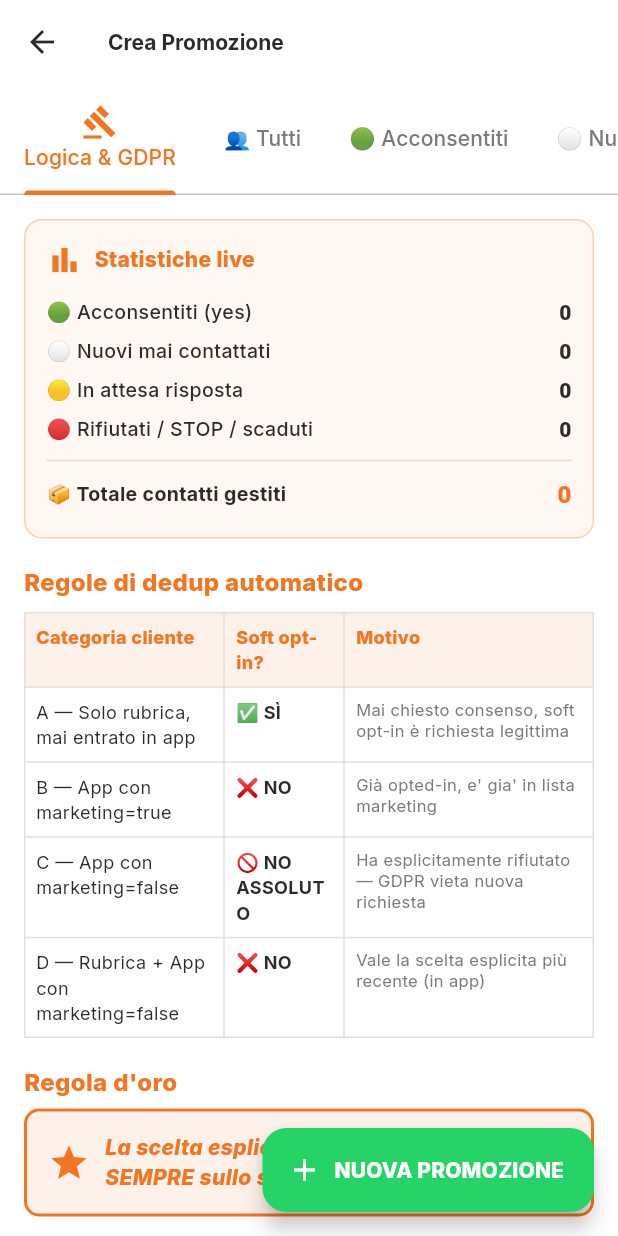
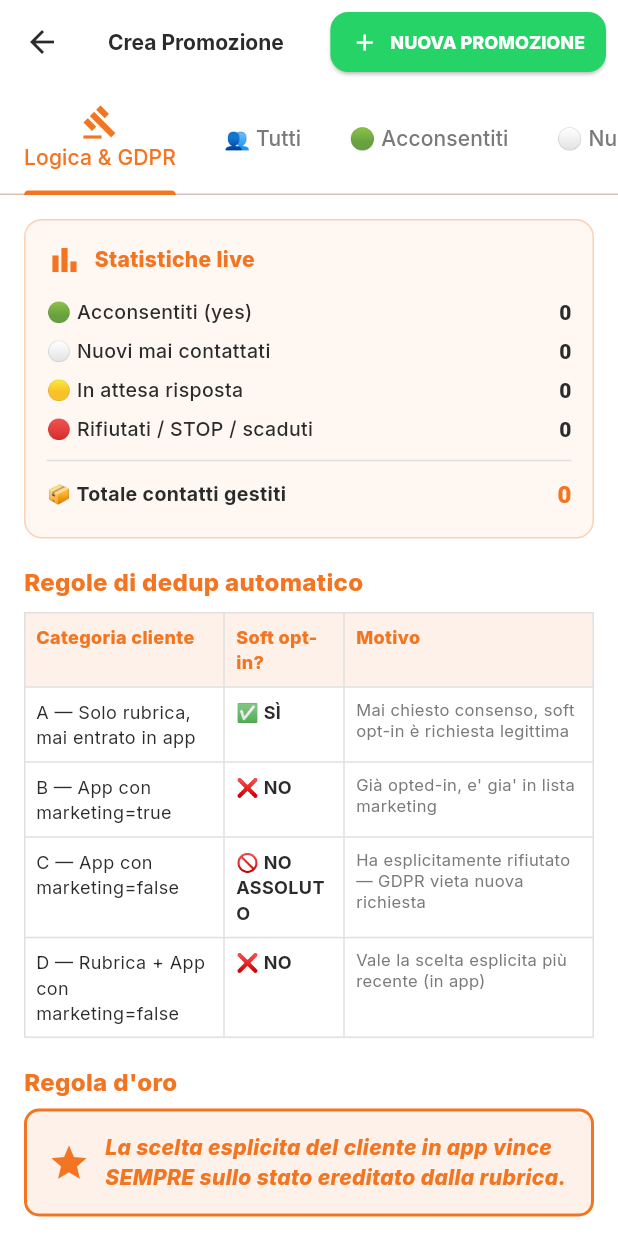
Before and after one commit to nico85-prog/silvestre-app, a Flutter app: the OperatorPromotionScreen screen opened directly, on a phone screen of 412 x 824 dp. Run offline on Flutter 3.47's test engine with Material 3 defaults, Android fonts, the phone set to English and light mode, and no system bars; our stand-ins replace cloud_firestore, firebase_auth, firebase_core, firebase_messaging, google_fonts, image_picker; missing offline and left inert: dart:html; accounts and stored records are empty; network calls fail.

Commit message:
ui(promo): bottone "NUOVA PROMOZIONE" spostato in alto a destra
Era un FAB.extended in basso a destra. Ora e' ElevatedButton.icon
verde dentro AppBar.actions, sempre visibile in tutte le 6 tab.

Co-Authored-By: Claude Opus 4.7 (1M context) <noreply@anthropic.com>

```diff
--- a/app/lib/screens/operator/operator_promotion_screen.dart
+++ b/app/lib/screens/operator/operator_promotion_screen.dart
@@ -50,6 +50,30 @@ class _OperatorPromotionScreenState extends State<OperatorPromotionScreen>
     return Scaffold(
       appBar: AppBar(
         title: const Text('Crea Promozione'),
+        actions: [
+          Padding(
+            padding: const EdgeInsets.symmetric(horizontal: 8, vertical: 6),
+            child: ElevatedButton.icon(
+              style: ElevatedButton.styleFrom(
+                backgroundColor: const Color(0xFF25D366),
+                foregroundColor: Colors.white,
+                padding: const EdgeInsets.symmetric(horizontal: 14),
+              ),
+              icon: const Icon(Icons.add, size: 18),
+              label: const Text(
+                'NUOVA PROMOZIONE',
+                style: TextStyle(
+                    fontWeight: FontWeight.w800, fontSize: 12),
+              ),
+              onPressed: () => Navigator.push(
+                context,
+                MaterialPageRoute(
+                  builder: (_) => const NewPromotionScreen(),
+                ),
+              ),
+            ),
+          ),
+        ],
         bottom: TabBar(
           controller: _tabController,
           isScrollable: true,
@@ -78,19 +102,6 @@ class _OperatorPromotionScreenState extends State<OperatorPromotionScreen>
           PromoTabRifiutati(palette: palette),
         ],
       ),
-      floatingActionButton: FloatingActionButton.extended(
-        backgroundColor: const Color(0xFF25D366),
-        foregroundColor: Colors.white,
-        icon: const Icon(Icons.add),
-        label: const Text('NUOVA PROMOZIONE',
-            style: TextStyle(fontWeight: FontWeight.w800)),
-        onPressed: () => Navigator.push(
-          context,
-          MaterialPageRoute(
-            builder: (_) => const NewPromotionScreen(),
-          ),
-        ),
-      ),
     );
   }
 }
```
